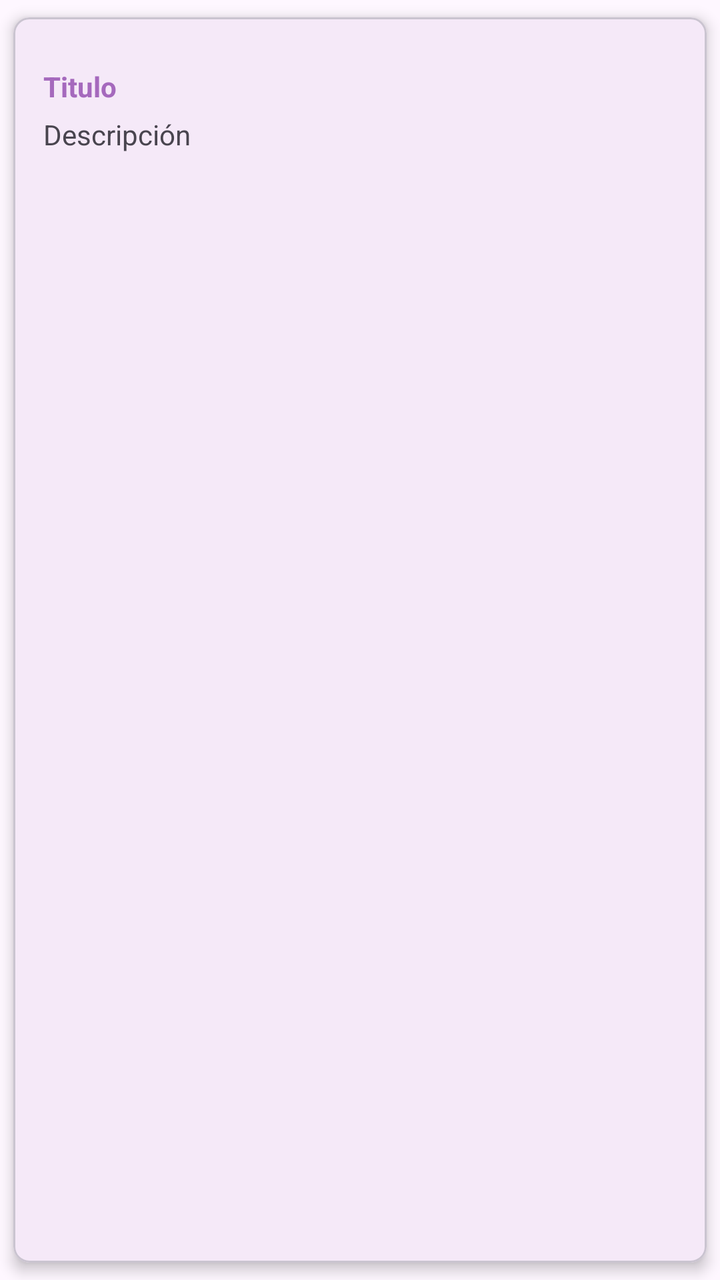
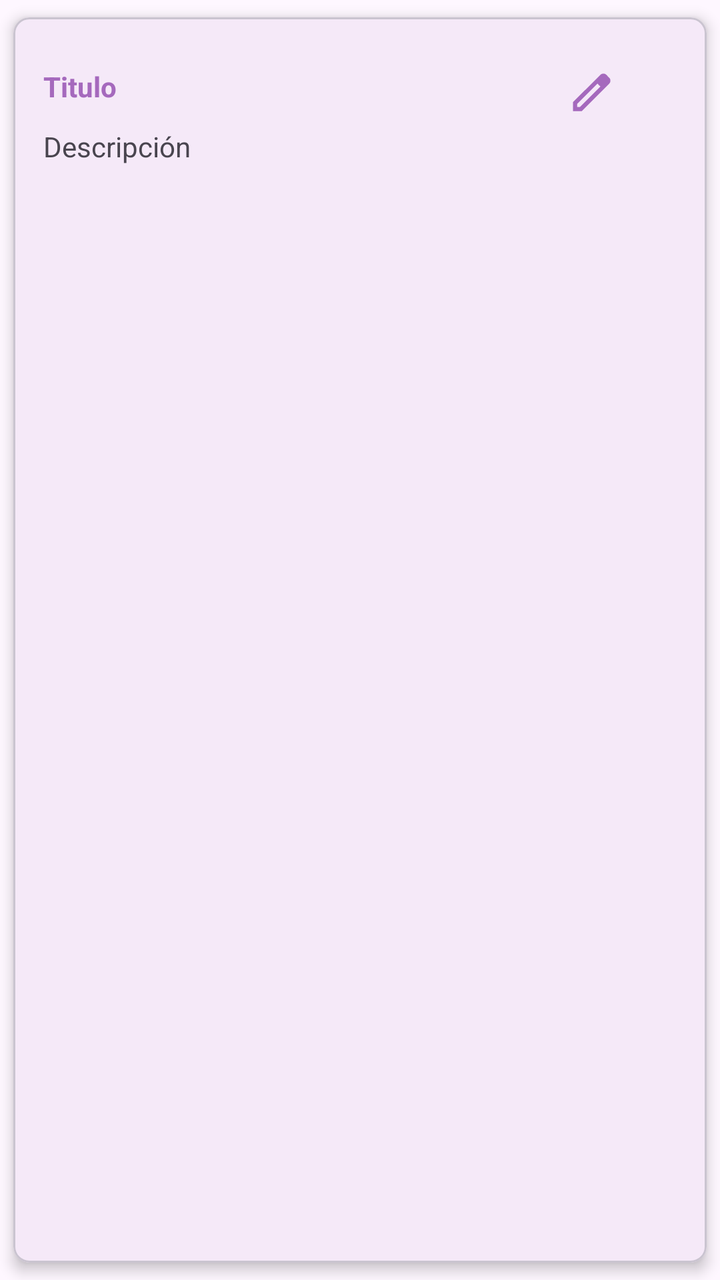

The first picture is an Android layout as it rendered before a commit; the second is the same layout after the commit. The layout source and the unified diff follow.
<!-- AndroidManifest.xml: application theme Base.Theme.NotasAppsSQLite -->
<!-- res/layout/item_nota.xml -->
<?xml version="1.0" encoding="utf-8"?>
<com.google.android.material.card.MaterialCardView xmlns:android="http://schemas.android.com/apk/res/android"
    android:layout_width="match_parent"
    android:layout_height="wrap_content"
    xmlns:app="http://schemas.android.com/apk/res-auto"
    app:cardCornerRadius="8dp"
    app:cardElevation="4dp"
    app:cardUseCompatPadding="true">
    
    <androidx.appcompat.widget.LinearLayoutCompat
        android:layout_width="match_parent"
        android:layout_height="wrap_content"
        android:orientation="vertical"
        android:padding="15dp">

        <RelativeLayout
            android:layout_width="match_parent"
            android:layout_height="wrap_content"
            android:orientation="horizontal"
            android:layout_marginTop="10dp">

            <TextView
                android:id="@+id/item_titulo"
                android:text="@string/item_titulo"
                android:textColor="@color/morado"
                android:textStyle="bold"
                android:layout_width="wrap_content"
                android:layout_height="wrap_content">

            </TextView>

        </RelativeLayout>

        <TextView
            android:id="@+id/item_descripcion"
            android:text="@string/item_descripcion"
            android:maxLines="3"
            android:layout_marginTop="5dp"
            android:layout_width="wrap_content"
            android:layout_height="wrap_content"/>
    </androidx.appcompat.widget.LinearLayoutCompat>



</com.google.android.material.card.MaterialCardView>
<!-- resources referenced by this layout -->
<resources>
  <color name="morado">#A569BD</color>
  <string name="item_descripcion">Descripción</string>
  <string name="item_titulo">Titulo</string>
  <style name="Base.Theme.NotasAppsSQLite" parent="Theme.Material3.DayNight.NoActionBar">
          
          <item name="colorPrimary">@color/morado</item>
          <item name="colorPrimaryVariant">@color/morado</item>
          <item name="android:statusBarColor">@color/morado</item>
      </style>
</resources>

<!-- the commit's change to res/layout/item_nota.xml (unified diff, before → after) -->
@@ -26,8 +26,15 @@
                 android:textStyle="bold"
                 android:layout_width="wrap_content"
                 android:layout_height="wrap_content">
-
             </TextView>
+            
+            <ImageView
+                android:id="@+id/ivActualizar"
+                android:layout_alignParentEnd="true"
+                android:src="@drawable/ic_editar"
+                android:layout_marginEnd="30dp"
+                android:layout_width="25dp"
+                android:layout_height="25dp"/>
 
         </RelativeLayout>
 
<!-- resource entries referenced after the edit -->
@@ -1,6 +1,12 @@
 <!-- resources referenced by this layout -->
 <resources>
   <color name="morado">#A569BD</color>
+  <!-- drawable ic_editar (drawable) -->
+  <vector xmlns:android="http://schemas.android.com/apk/res/android" android:height="24dp" android:tint="#A569BD" android:viewportHeight="960" android:viewportWidth="960" android:width="24dp">
+        
+      <path android:fillColor="@android:color/white" android:pathData="M200,760L257,760L648,369L591,312L200,703L200,760ZM120,840L120,670L648,143Q660,132 674.5,126Q689,120 705,120Q721,120 736,126Q751,132 762,144L817,200Q829,211 834.5,226Q840,241 840,256Q840,272 834.5,286.5Q829,301 817,313L290,840L120,840ZM760,256L760,256L704,200L704,200L760,256ZM619,341L591,312L591,312L648,369L648,369L619,341Z"/>
+      
+  </vector>
   <string name="item_descripcion">Descripción</string>
   <string name="item_titulo">Titulo</string>
   <style name="Base.Theme.NotasAppsSQLite" parent="Theme.Material3.DayNight.NoActionBar">
